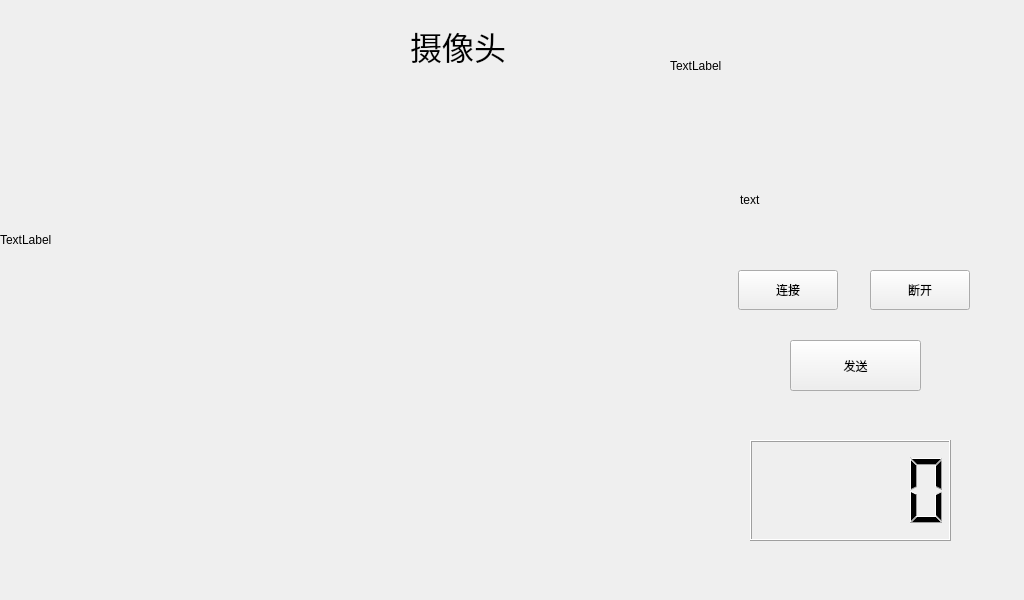
Above: widget.ui from alittleice/- before the change. Below: the same form after it.
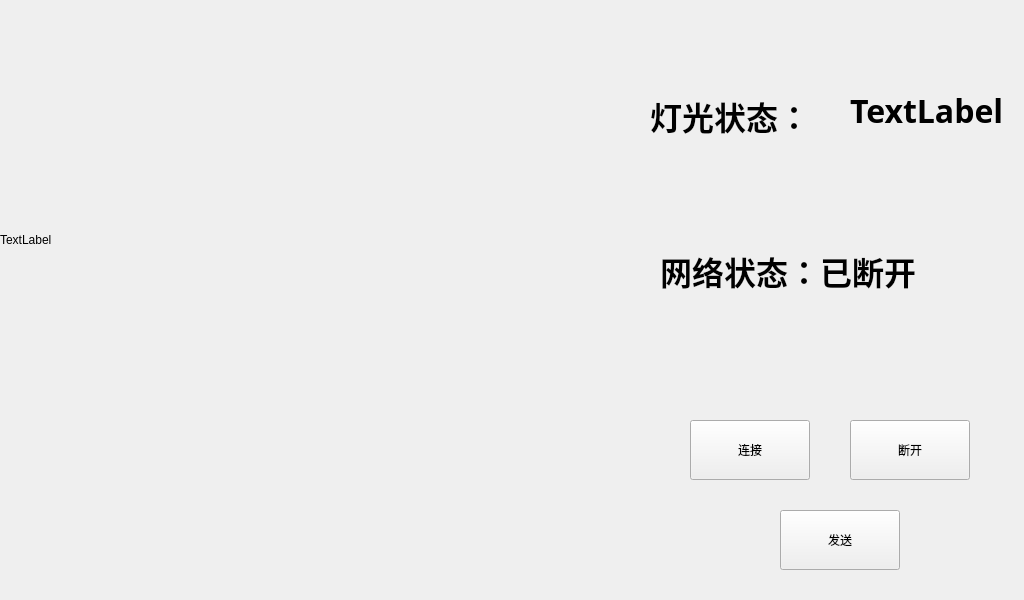
That is the form after the change.

```diff
--- a/widget.ui
+++ b/widget.ui
@@ -26,34 +26,13 @@
     <string>TextLabel</string>
    </property>
   </widget>
-  <widget class="QLabel" name="label_3">
-   <property name="geometry">
-    <rect>
-     <x>410</x>
-     <y>10</y>
-     <width>141</width>
-     <height>71</height>
-    </rect>
-   </property>
-   <property name="font">
-    <font>
-     <pointsize>24</pointsize>
-    </font>
-   </property>
-   <property name="layoutDirection">
-    <enum>Qt::LeftToRight</enum>
-   </property>
-   <property name="text">
-    <string>摄像头</string>
-   </property>
-  </widget>
   <widget class="QPushButton" name="send">
    <property name="geometry">
     <rect>
-     <x>790</x>
-     <y>340</y>
-     <width>131</width>
-     <height>51</height>
+     <x>780</x>
+     <y>510</y>
+     <width>120</width>
+     <height>60</height>
     </rect>
    </property>
    <property name="text">
@@ -63,12 +42,20 @@
   <widget class="QLabel" name="label">
    <property name="geometry">
     <rect>
-     <x>670</x>
-     <y>50</y>
-     <width>311</width>
-     <height>31</height>
+     <x>850</x>
+     <y>90</y>
+     <width>161</width>
+     <height>41</height>
     </rect>
    </property>
+   <property name="font">
+    <font>
+     <family>Abyssinica SIL</family>
+     <pointsize>24</pointsize>
+     <weight>75</weight>
+     <bold>true</bold>
+    </font>
+   </property>
    <property name="text">
     <string>TextLabel</string>
    </property>
@@ -76,23 +63,31 @@
   <widget class="QLabel" name="state">
    <property name="geometry">
     <rect>
-     <x>740</x>
-     <y>190</y>
-     <width>131</width>
-     <height>20</height>
+     <x>660</x>
+     <y>230</y>
+     <width>311</width>
+     <height>81</height>
     </rect>
    </property>
+   <property name="font">
+    <font>
+     <family>AR PL UKai CN</family>
+     <pointsize>24</pointsize>
+     <weight>75</weight>
+     <bold>true</bold>
+    </font>
+   </property>
    <property name="text">
-    <string>text</string>
+    <string>网络状态：已断开</string>
    </property>
   </widget>
   <widget class="QPushButton" name="btnconnect">
    <property name="geometry">
     <rect>
-     <x>738</x>
-     <y>270</y>
-     <width>100</width>
-     <height>40</height>
+     <x>690</x>
+     <y>420</y>
+     <width>120</width>
+     <height>60</height>
     </rect>
    </property>
    <property name="text">
@@ -102,25 +97,36 @@
   <widget class="QPushButton" name="btndisconnect">
    <property name="geometry">
     <rect>
-     <x>870</x>
-     <y>270</y>
-     <width>100</width>
-     <height>40</height>
+     <x>850</x>
+     <y>420</y>
+     <width>120</width>
+     <height>60</height>
     </rect>
    </property>
    <property name="text">
     <string>断开</string>
    </property>
   </widget>
-  <widget class="QLCDNumber" name="lcdNumber">
+  <widget class="QLabel" name="label_2">
    <property name="geometry">
     <rect>
-     <x>750</x>
-     <y>440</y>
-     <width>201</width>
-     <height>101</height>
+     <x>650</x>
+     <y>90</y>
+     <width>181</width>
+     <height>51</height>
     </rect>
    </property>
+   <property name="font">
+    <font>
+     <family>AR PL UKai TW</family>
+     <pointsize>24</pointsize>
+     <weight>75</weight>
+     <bold>true</bold>
+    </font>
+   </property>
+   <property name="text">
+    <string>灯光状态：</string>
+   </property>
   </widget>
  </widget>
  <resources/>
```
